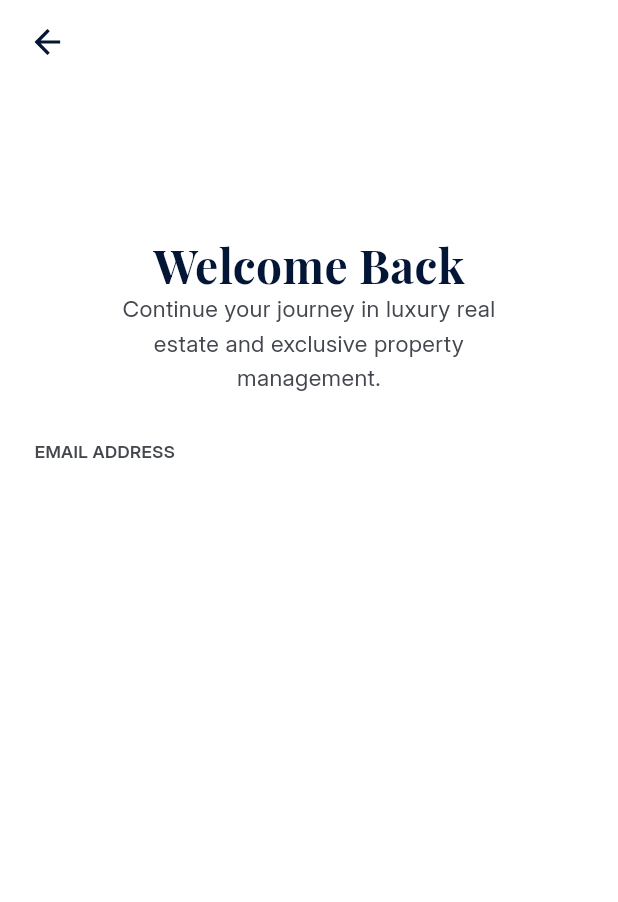
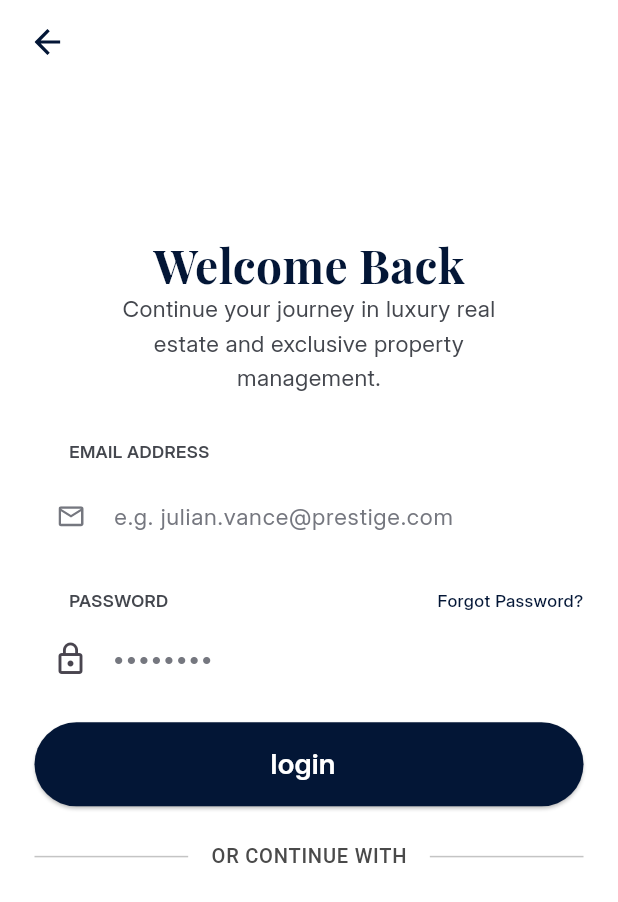
Before and after one commit to menaramdan/aurastate, a Flutter app: the LogInScreen screen opened by its route, on a phone screen of 412 x 824 dp. Shown: the top 902 px of the screen. Run offline on Flutter 3.47's test engine with Material 3 defaults, Android fonts, the phone set to English and light mode, and no system bars; our stand-ins replace bloc, flutter_svg, go_router, smooth_page_indicator; project files that could hold a hidden picture were left out.

Commit message:
feat: add new icons for email, lock, person, and phone; enhance login and onboarding screens with new components and functionality

```diff
--- a/lib/core/app_assets/app_icons.dart
+++ b/lib/core/app_assets/app_icons.dart
@@ -1,4 +1,8 @@
 abstract class AppIcons {
   static final String arrow = 'assets/svg/Arrow.svg';
   static final String arrowback = 'assets/svg/arrow_back.svg';
+  static final String emailicon = 'assets/svg/email.svg';
+  static final String lock = 'assets/svg/lock.svg';
+  static final String person = 'assets/svg/person.svg';
+  static final String phone = 'assets/svg/phone.svg';
 }
--- a/lib/core/constants/text.dart
+++ b/lib/core/constants/text.dart
@@ -12,4 +12,6 @@ abstract class AppText {
   static final String welcomeBack = 'Welcome Back';
   static final String email = 'EMAIL ADDRESS';
   static final String password = 'PASSWORD';
+  static final String emailaddress = 'e.g. julian.vance@prestige.com';
+  static final String passwordtext = '••••••••';
 }
--- a/lib/core/widgets/custom_button.dart
+++ b/lib/core/widgets/custom_button.dart
@@ -1,13 +1,19 @@
-
 import 'package:aurastate/core/styles/app_colors.dart';
 import 'package:aurastate/core/styles/app_text_style.dart';
 import 'package:flutter/material.dart';
 
 class CustomButtonApp extends StatelessWidget {
-  const CustomButtonApp({super.key , required this.text, this.svgPicture, required this.onPressed});
+  const CustomButtonApp({
+    super.key,
+    required this.text,
+    this.svgPicture,
+    required this.onPressed,
+    required this.borderRadius,
+  });
   final void Function() onPressed;
   final String text;
   final Widget? svgPicture;
+  final BorderRadiusGeometry borderRadius;
   @override
   Widget build(BuildContext context) {
     return SizedBox(
@@ -17,20 +23,20 @@ final Widget? svgPicture;
         onPressed: onPressed,
         style: ElevatedButton.styleFrom(
           backgroundColor: AppColors.primarycolor1,
-        shape: RoundedRectangleBorder(
-          borderRadius: BorderRadiusGeometry.circular(12),
-        )
+          shape: RoundedRectangleBorder(borderRadius: borderRadius),
         ),
         child: Row(
           mainAxisAlignment: MainAxisAlignment.center,
           children: [
-
-          Text(text,style: AppTextStyle.intersemibold20.copyWith(color: Colors.white) , textAlign: TextAlign.center, ),
-          SizedBox(width: 8,),
-          svgPicture ?? SizedBox()
-
+            Text(
+              text,
+              style: AppTextStyle.intersemibold20.copyWith(color: Colors.white),
+              textAlign: TextAlign.center,
+            ),
+            SizedBox(width: 8),
+            svgPicture ?? SizedBox(),
           ],
-      )
+        ),
       ),
     );
   }
--- /dev/null
+++ b/lib/features/Auth/presentation/widgets/log_in_screen_widgets/PasswordAndForgetPassword.dart
@@ -0,0 +1,37 @@
+import 'package:aurastate/core/constants/text.dart';
+import 'package:aurastate/core/responsive/responsive_extensions.dart';
+import 'package:aurastate/core/styles/app_colors.dart';
+import 'package:aurastate/core/styles/app_text_style.dart';
+import 'package:flutter/material.dart';
+
+class PasswordAndForgetPassword extends StatelessWidget {
+  const PasswordAndForgetPassword({super.key});
+
+  @override
+  Widget build(BuildContext context) {
+    return Row(
+      mainAxisAlignment: MainAxisAlignment.spaceBetween,
+      children: [
+        Padding(
+          padding: EdgeInsetsDirectional.only(start: 24.p),
+          child: Align(
+            alignment: AlignmentGeometry.centerStart,
+            child: Text(
+              AppText.password,
+              style: AppTextStyle.intersemibold12.copyWith(
+                color: AppColors.primarycolor2,
+              ),
+            ),
+          ),
+        ),
+
+        Text(
+          'Forgot Password?',
+          style: AppTextStyle.interMedium12.copyWith(
+            color: AppColors.primarycolor1,
+          ),
+        ),
+      ],
+    );
+  }
+}
--- a/lib/features/Auth/presentation/widgets/log_in_screen_widgets/login_body.dart
+++ b/lib/features/Auth/presentation/widgets/log_in_screen_widgets/login_body.dart
@@ -1,15 +1,32 @@
+import 'package:aurastate/core/app_assets/app_icons.dart';
 import 'package:aurastate/core/constants/text.dart';
 import 'package:aurastate/core/responsive/responsive_extensions.dart';
 import 'package:aurastate/core/styles/app_colors.dart';
 import 'package:aurastate/core/styles/app_text_style.dart';
+import 'package:aurastate/core/widgets/custom_button.dart';
+import 'package:aurastate/features/Auth/presentation/widgets/log_in_screen_widgets/PasswordAndForgetPassword.dart';
+import 'package:aurastate/features/Auth/presentation/widgets/log_in_screen_widgets/custom_text_field.dart';
+import 'package:aurastate/features/Auth/presentation/widgets/log_in_screen_widgets/text_driver.dart';
 import 'package:flutter/material.dart';
+import 'package:flutter_svg/svg.dart';
 
-class LoginBody extends StatelessWidget {
+class LoginBody extends StatefulWidget {
   const LoginBody({super.key});
 
   @override
+  State<LoginBody> createState() => _LoginBodyState();
+}
+
+class _LoginBodyState extends State<LoginBody> {
+  final TextEditingController emailcontroller = TextEditingController();
+  final TextEditingController passwordcontroller = TextEditingController();
+  final _formkey = GlobalKey<FormState>();
+  @override
   Widget build(BuildContext context) {
-    return SingleChildScrollView(
+    return Form(
+      key: _formkey,
+      child: SingleChildScrollView(
+        padding: EdgeInsets.symmetric(horizontal: 24.p),
         physics: ClampingScrollPhysics(),
         child: Center(
           child: Column(
@@ -44,7 +61,34 @@ class LoginBody extends StatelessWidget {
                 ),
               ),
               SizedBox(height: 4),
+              CustomTextField(
+                controller: emailcontroller,
+                keyboardkey: TextInputType.emailAddress,
+                text: AppText.emailaddress,
+                prefixIcon: Padding(
+                  padding: const EdgeInsets.all(16),
+                  child: SvgPicture.asset(AppIcons.emailicon),
+                ),
+              ),
+              SizedBox(height: 16),
+              PasswordAndForgetPassword(),
+
+              CustomTextField(
+                controller: passwordcontroller,
+                keyboardkey: TextInputType.visiblePassword,
+                text: AppText.passwordtext,
+                prefixIcon: const Icon(Icons.lock_outline, size: 24),
+              ),
+              SizedBox(height: 16),
+              CustomButtonApp(
+                text: AppText.login,
+                onPressed: () {},
+                borderRadius: BorderRadiusGeometry.circular(60),
+              ),
+              SizedBox(height: 24),
+              TextDriver(),
             ],
+          ),
         ),
       ),
     );
--- /dev/null
+++ b/lib/features/Auth/presentation/widgets/log_in_screen_widgets/text_driver.dart
@@ -0,0 +1,28 @@
+import 'package:aurastate/core/responsive/responsive_extensions.dart';
+import 'package:flutter/material.dart';
+
+class TextDriver extends StatelessWidget {
+  const TextDriver({super.key});
+
+  @override
+  Widget build(BuildContext context) {
+    return Row(
+      children: [
+        const Expanded(child: Divider(color: Color(0xFFC4C4C4), thickness: 1)),
+        Padding(
+          padding: EdgeInsets.symmetric(horizontal: 16.0.p),
+          child: Text(
+            'OR CONTINUE WITH',
+            style: TextStyle(
+              color: const Color(0xFF4A4A4A),
+              fontSize: 14.fs,
+              fontWeight: FontWeight.w500,
+              letterSpacing: 0.5,
+            ),
+          ),
+        ),
+        const Expanded(child: Divider(color: Color(0xFFC4C4C4), thickness: 1)),
+      ],
+    );
+  }
+}
--- a/lib/features/splash/presentation/widgets/on_boarding_screen_widgets/onboarding_page_view_item.dart
+++ b/lib/features/splash/presentation/widgets/on_boarding_screen_widgets/onboarding_page_view_item.dart
@@ -11,7 +11,8 @@ class OnboardingPageViewItem extends StatefulWidget {
     super.key,
     required Image image,
     required this.describe,
-    required this.textbutton, required this.onPressed,
+    required this.textbutton,
+    required this.onPressed,
   }) : _image = image;
 
   final Image _image;
@@ -20,8 +21,7 @@ class OnboardingPageViewItem extends StatefulWidget {
   final String textbutton;
 
   @override
-  State<OnboardingPageViewItem> createState() =>
-      _OnboardingPageViewItemState();
+  State<OnboardingPageViewItem> createState() => _OnboardingPageViewItemState();
 }
 
 class _OnboardingPageViewItemState extends State<OnboardingPageViewItem>
@@ -40,12 +40,7 @@ class _OnboardingPageViewItemState extends State<OnboardingPageViewItem>
     _floatAnimation = Tween<double>(
       begin: -8.0,
       end: 8.0,
-    ).animate(
-      CurvedAnimation(
-        parent: _controller,
-        curve: Curves.easeInOut,
-      ),
-    );
+    ).animate(CurvedAnimation(parent: _controller, curve: Curves.easeInOut));
   }
 
   @override
@@ -75,7 +70,9 @@ class _OnboardingPageViewItemState extends State<OnboardingPageViewItem>
               children: [
                 TextSpan(
                   text: 'Find Your\n',
-        style: AppTextStyle.playerDisplaybold32.copyWith(color: AppColors.primarycolor1)
+                  style: AppTextStyle.playerDisplaybold32.copyWith(
+                    color: AppColors.primarycolor1,
+                  ),
                 ),
                 TextSpan(
                   text: 'Dream Home',
@@ -90,17 +87,27 @@ class _OnboardingPageViewItemState extends State<OnboardingPageViewItem>
                 ),
               ],
             ),
-
           ),
           const SizedBox(height: 16),
           Padding(
-            padding:  EdgeInsets.symmetric(horizontal: 43.p),
-            child: Text(widget.describe, style: AppTextStyle.interRegular18.copyWith(color: AppColors.primarycolor4),textAlign: TextAlign.center,),
+            padding: EdgeInsets.symmetric(horizontal: 43.p),
+            child: Text(
+              widget.describe,
+              style: AppTextStyle.interRegular18.copyWith(
+                color: AppColors.primarycolor4,
+              ),
+              textAlign: TextAlign.center,
+            ),
           ),
           SizedBox(height: 40.h),
           Padding(
-            padding:  EdgeInsets.symmetric(horizontal:40.p),
-            child: CustomButtonApp(text: widget.textbutton, svgPicture: SvgPicture.asset(AppIcons.arrow), onPressed:widget.onPressed ,),
+            padding: EdgeInsets.symmetric(horizontal: 40.p),
+            child: CustomButtonApp(
+              text: widget.textbutton,
+              svgPicture: SvgPicture.asset(AppIcons.arrow),
+              onPressed: widget.onPressed,
+              borderRadius: BorderRadiusGeometry.circular(12),
+            ),
           ),
         ],
       ),
--- a/lib/features/splash/presentation/widgets/on_boarding_screen_widgets/onboarding_page_view_item2.dart
+++ b/lib/features/splash/presentation/widgets/on_boarding_screen_widgets/onboarding_page_view_item2.dart
@@ -5,13 +5,14 @@ import 'package:aurastate/core/widgets/custom_button.dart';
 import 'package:flutter/material.dart';
 
 class OnboardingPageViewItem2 extends StatefulWidget {
-  const OnboardingPageViewItem2(this.svgpicture, {
+  const OnboardingPageViewItem2(
+    this.svgpicture, {
     super.key,
     required Image image,
     required this.describe,
     required this.textbutton,
     required this.title,
-    required this.onPressed
+    required this.onPressed,
   }) : _image = image;
 
   final Image _image;
@@ -19,7 +20,7 @@ class OnboardingPageViewItem2 extends StatefulWidget {
   final String describe;
   final String textbutton;
   final Widget? svgpicture;
-final void Function() onPressed;
+  final void Function() onPressed;
 
   @override
   State<OnboardingPageViewItem2> createState() =>
@@ -42,12 +43,7 @@ class _OnboardingPageViewItemState extends State<OnboardingPageViewItem2>
     _floatAnimation = Tween<double>(
       begin: -8.0,
       end: 8.0,
-    ).animate(
-      CurvedAnimation(
-        parent: _controller,
-        curve: Curves.easeInOut,
-      ),
-    );
+    ).animate(CurvedAnimation(parent: _controller, curve: Curves.easeInOut));
   }
 
   @override
@@ -71,17 +67,32 @@ class _OnboardingPageViewItemState extends State<OnboardingPageViewItem2>
             },
             child: widget._image,
           ),
-          SizedBox(height:90.h),
-        Text(widget.title , style: AppTextStyle.playerDisplaybold32.copyWith(color: AppColors.primarycolor1),),
+          SizedBox(height: 90.h),
+          Text(
+            widget.title,
+            style: AppTextStyle.playerDisplaybold32.copyWith(
+              color: AppColors.primarycolor1,
+            ),
+          ),
           const SizedBox(height: 16),
           Padding(
-            padding:  EdgeInsets.symmetric(horizontal: 52.p),
-            child: Text(widget.describe, style: AppTextStyle.interRegular18.copyWith(color: AppColors.primarycolor4),textAlign: TextAlign.center,),
+            padding: EdgeInsets.symmetric(horizontal: 52.p),
+            child: Text(
+              widget.describe,
+              style: AppTextStyle.interRegular18.copyWith(
+                color: AppColors.primarycolor4,
+              ),
+              textAlign: TextAlign.center,
+            ),
           ),
           SizedBox(height: 40.h),
           Padding(
-            padding:  EdgeInsets.symmetric(horizontal:40.p),
-            child: CustomButtonApp(text: widget.textbutton, svgPicture: widget.svgpicture , onPressed:widget.onPressed,
+            padding: EdgeInsets.symmetric(horizontal: 40.p),
+            child: CustomButtonApp(
+              text: widget.textbutton,
+              svgPicture: widget.svgpicture,
+              onPressed: widget.onPressed,
+              borderRadius: BorderRadiusGeometry.circular(12),
             ),
           ),
         ],
--- a/lib/features/splash/presentation/widgets/welcome_screen_widgets/welcome_screen_body.dart
+++ b/lib/features/splash/presentation/widgets/welcome_screen_widgets/welcome_screen_body.dart
@@ -178,6 +178,7 @@ class _WelcomeScreenBodyState extends State<WelcomeScreenBody>
                         onPressed: () {
                           context.push(AppRoutes.loginScreen);
                         },
+                        borderRadius: BorderRadiusGeometry.circular(12),
                       ),
                     ),
                   ),
```
Also changed, not shown: assets/svg/email.svg (added), assets/svg/lock.svg (added), assets/svg/person.svg (added), assets/svg/phone.svg (added). Lines whose indentation alone changed are shown as unchanged.
